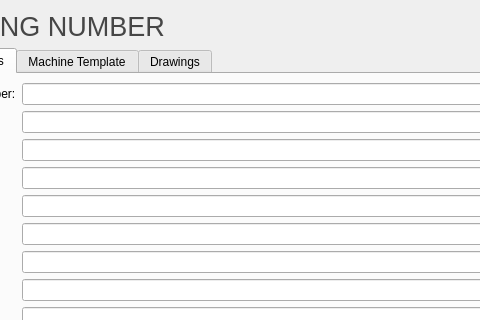
First picture: the form in ui/widgets/DrawingViewWidget.ui, repository matthew-sirman/database-manager, before the edit; both pictures show x 100 to 580 and y 0 to 320 of the 1009 by 618 pixel window.
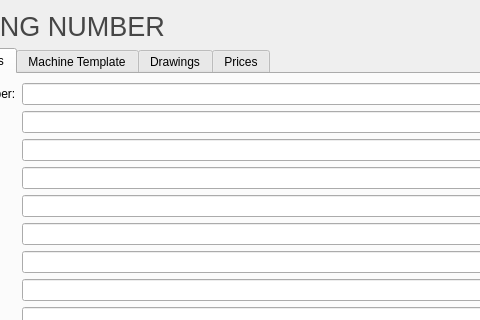
Second picture: the form after the edit.

Diff of the .ui file:
```diff
--- a/ui/widgets/DrawingViewWidget.ui
+++ b/ui/widgets/DrawingViewWidget.ui
@@ -343,6 +343,11 @@
        </item>
       </layout>
      </widget>
+     <widget class="QWidget" name="pricesTab">
+      <attribute name="title">
+       <string>Prices</string>
+      </attribute>
+     </widget>
     </widget>
    </item>
    <item>
```
Left out of the diff: 176 changed lines with no effect on the pictures.
